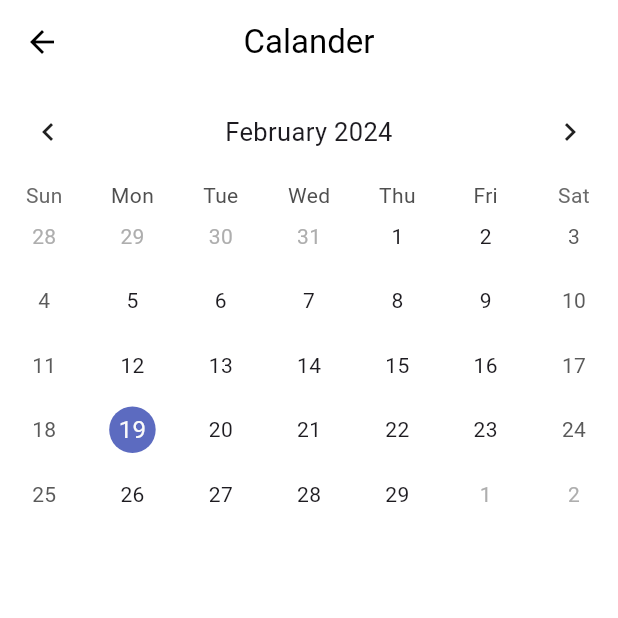
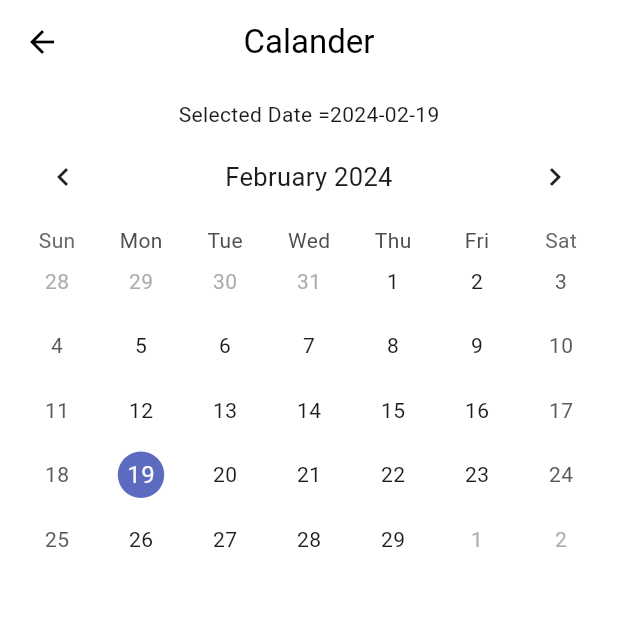
Before and after one commit to bhathiknk/Flutter_ToDo_App_, a Flutter app: the CalanderScreen screen opened directly, on a phone screen of 412 x 824 dp, the top half of it. Run offline on Flutter 3.47's test engine with Material 3 defaults, Android fonts, the phone set to English and light mode, and no system bars; drawn by our look-alikes of table_calendar.

Commit message:
create a feature to display selected date above the Calander as a text format

```diff
--- a/lib/Screens/calander_screen.dart
+++ b/lib/Screens/calander_screen.dart
@@ -33,8 +33,11 @@ void _onDaySelected(DateTime day, DateTime focusedDay) {
         )
       ),
       //Calander
-      body: Column(
+      body: Padding(
+        padding: const EdgeInsets.all(10.0),
+        child: Column(
           children: [
+            Text("Selected Date =" + today.toString().split(" ")[0]),
             TableCalendar(
               locale: "en_US",
               rowHeight: 43,
@@ -51,6 +54,7 @@ void _onDaySelected(DateTime day, DateTime focusedDay) {
              ),
           ]
         ),
+      ),
       //Calander end
      );
   }
```
Lines whose indentation alone changed are shown as unchanged.
